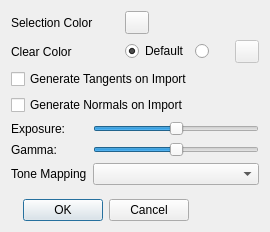
This is tools/gltfEditor/settingsdialog.ui in KDAB/kuesa as Qt 5 draws it before an edit. The edited form follows.
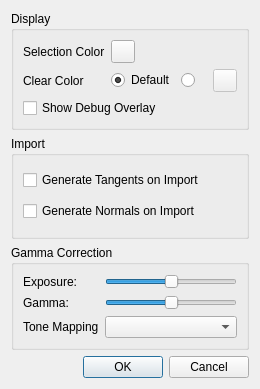
This is the edited form.

Commit message:
Add option to show debug overlay
Requires Qt 5.15

The edit to the form file:
```diff
--- a/tools/gltfEditor/settingsdialog.ui
+++ b/tools/gltfEditor/settingsdialog.ui
@@ -6,24 +6,20 @@
    <rect>
     <x>0</x>
     <y>0</y>
-    <width>270</width>
-    <height>232</height>
+    <width>260</width>
+    <height>389</height>
    </rect>
   </property>
   <property name="windowTitle">
    <string>Settings</string>
   </property>
+  <layout class="QVBoxLayout" name="verticalLayout_2">
+   <item>
+    <widget class="QGroupBox" name="groupBox_3">
+     <property name="title">
+      <string>Display</string>
+     </property>
   <layout class="QGridLayout" name="gridLayout">
-   <item row="8" column="0" colspan="2">
-    <widget class="QDialogButtonBox" name="buttonBox">
-     <property name="orientation">
-      <enum>Qt::Horizontal</enum>
-     </property>
-     <property name="standardButtons">
-      <set>QDialogButtonBox::Cancel|QDialogButtonBox::Ok</set>
-     </property>
-    </widget>
-   </item>
    <item row="1" column="1">
     <widget class="QRadioButton" name="defaultClearColor">
      <property name="text">
@@ -34,12 +30,26 @@
      </property>
     </widget>
    </item>
-   <item row="0" column="1">
-    <widget class="QToolButton" name="selectionColorButton">
+      <item row="1" column="2">
+       <layout class="QHBoxLayout" name="horizontalLayout">
+        <item>
+         <widget class="QRadioButton" name="customClearColor">
      <property name="text">
       <string/>
      </property>
     </widget>
+        </item>
+        <item>
+         <widget class="QToolButton" name="customClearColorButton">
+          <property name="enabled">
+           <bool>false</bool>
+          </property>
+          <property name="text">
+           <string/>
+          </property>
+         </widget>
+        </item>
+       </layout>
    </item>
    <item row="0" column="0">
     <widget class="QLabel" name="label">
@@ -48,10 +58,10 @@
      </property>
     </widget>
    </item>
-   <item row="3" column="0" colspan="2">
-    <widget class="QCheckBox" name="generateNormalsCB">
+      <item row="0" column="1">
+       <widget class="QToolButton" name="selectionColorButton">
      <property name="text">
-      <string>Generate Normals on Import</string>
+         <string/>
      </property>
     </widget>
    </item>
@@ -63,34 +73,43 @@
     </widget>
    </item>
    <item row="2" column="0" colspan="3">
+       <widget class="QCheckBox" name="showDebugOverlay">
+        <property name="text">
+         <string>Show Debug Overlay</string>
+        </property>
+       </widget>
+      </item>
+     </layout>
+    </widget>
+   </item>
+   <item>
+    <widget class="QGroupBox" name="groupBox_2">
+     <property name="title">
+      <string>Import</string>
+     </property>
+     <layout class="QVBoxLayout" name="verticalLayout">
+      <item>
     <widget class="QCheckBox" name="generateTangentsCB">
      <property name="text">
       <string>Generate Tangents on Import</string>
      </property>
     </widget>
    </item>
-   <item row="1" column="2">
-    <layout class="QHBoxLayout" name="horizontalLayout">
      <item>
-      <widget class="QRadioButton" name="customClearColor">
+       <widget class="QCheckBox" name="generateNormalsCB">
        <property name="text">
-        <string/>
-       </property>
-      </widget>
-     </item>
-     <item>
-      <widget class="QToolButton" name="customClearColorButton">
-       <property name="enabled">
-        <bool>false</bool>
-       </property>
-       <property name="text">
-        <string/>
+         <string>Generate Normals on Import</string>
        </property>
       </widget>
      </item>
     </layout>
+    </widget>
    </item>
-   <item row="4" column="0" colspan="3">
+   <item>
+    <widget class="QGroupBox" name="groupBox">
+     <property name="title">
+      <string>Gamma Correction</string>
+     </property>
     <layout class="QFormLayout" name="formLayout">
      <item row="0" column="0">
       <widget class="QLabel" name="exposureLabel">
@@ -143,6 +162,17 @@
       <widget class="QComboBox" name="toneMappingCombo"/>
      </item>
     </layout>
+    </widget>
+   </item>
+   <item>
+    <widget class="QDialogButtonBox" name="buttonBox">
+     <property name="orientation">
+      <enum>Qt::Horizontal</enum>
+     </property>
+     <property name="standardButtons">
+      <set>QDialogButtonBox::Cancel|QDialogButtonBox::Ok</set>
+     </property>
+    </widget>
    </item>
   </layout>
  </widget>
```
Lines whose indentation alone changed are shown as unchanged. The commit also changes 10 other files.
